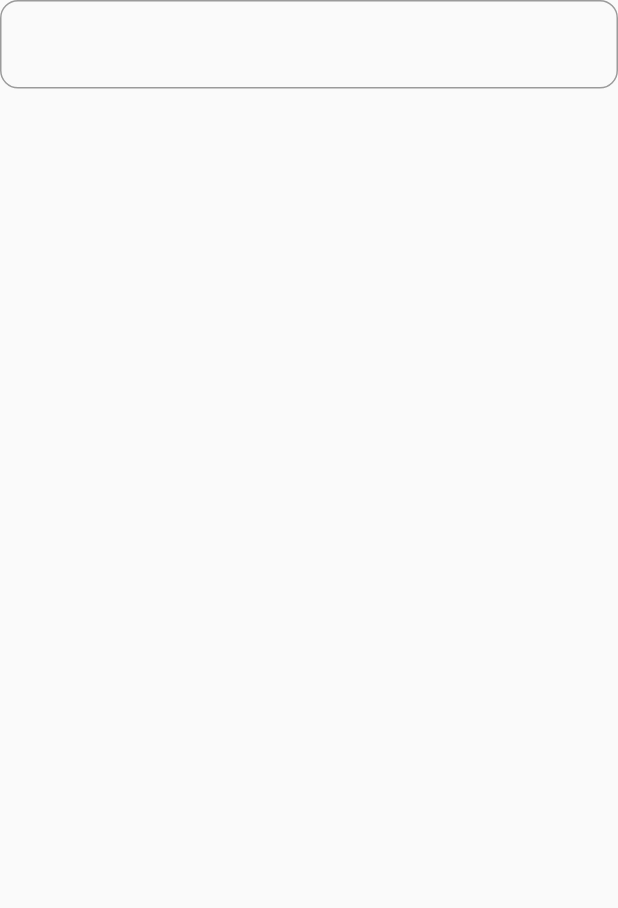
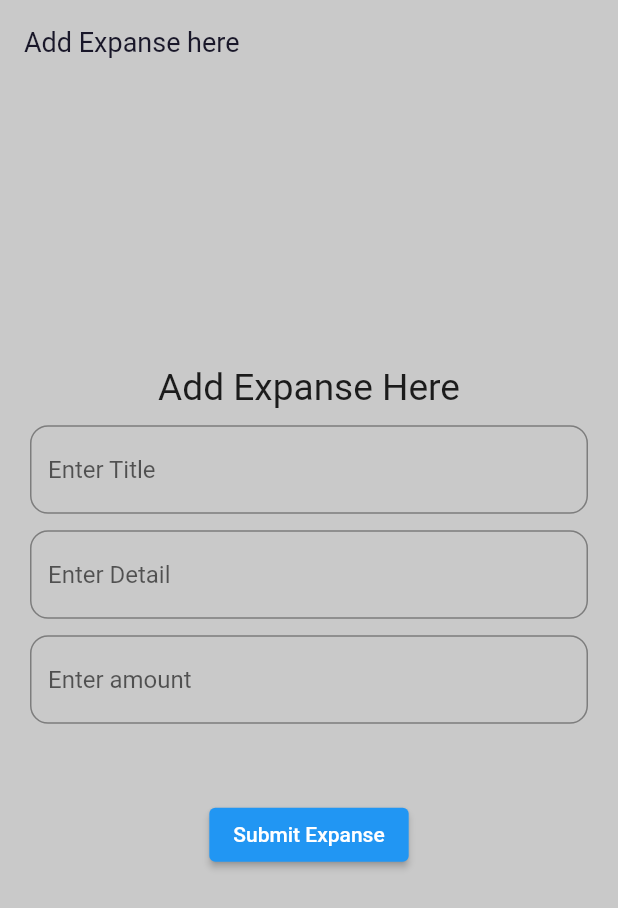
Before and after one commit to Sunny-india/expanse_app_with_sqflite_bloc, a Flutter app: the AddExpansePage screen opened directly, on a phone screen of 412 x 824 dp. Shown: the top 908 px of the screen. Run offline on Flutter 3.47's test engine with Material 2 defaults, Android fonts, the phone set to English and light mode, and no system bars; our stand-ins replace flutter_bloc, shared_preferences, sqflite; accounts and stored records are empty.

Commit message:
changes made

```diff
--- /dev/null
+++ b/lib/add_expanse_page.dart
@@ -0,0 +1,110 @@
+import 'package:expanse_app_with_sqflite_bloc/utils/my_styles.dart';
+import 'package:flutter/material.dart';
+import 'login_page.dart';
+
+class AddExpansePage extends StatefulWidget {
+  const AddExpansePage({super.key});
+
+  @override
+  State<AddExpansePage> createState() => _AddExpansePageState();
+}
+
+class _AddExpansePageState extends State<AddExpansePage> {
+  TextEditingController titleController = TextEditingController();
+  TextEditingController descController = TextEditingController();
+  TextEditingController amountController = TextEditingController();
+  @override
+  Widget build(BuildContext context) {
+    return GestureDetector(
+      onTap: () {
+        FocusScope.of(context).unfocus();
+      },
+      child: Scaffold(
+        appBar: AppBar(
+          title: const Text('Add Expanse here'),
+          automaticallyImplyLeading: true,
+        ),
+        body: SafeArea(
+          child: Padding(
+            padding: const EdgeInsets.symmetric(horizontal: 20.0),
+            child: SingleChildScrollView(
+              reverse: true,
+              keyboardDismissBehavior: ScrollViewKeyboardDismissBehavior.onDrag,
+              child: SizedBox(
+                height: MediaQuery.sizeOf(context).height,
+                child: Column(
+                  mainAxisAlignment: MainAxisAlignment.center,
+                  children: [
+                    Text(
+                      'Add Expanse Here',
+                      style: TextStyle(
+                          fontSize: MediaQuery.sizeOf(context).height * .03),
+                    ),
+                    hSpacer(),
+
+                    /// for expanse title ///
+                    TextFormField(
+                      controller: titleController,
+                      decoration:
+                          const InputDecoration(hintText: 'Enter Title'),
+                      validator: (value) {
+                        if (value == null || value.isValidAlphabet() == false) {
+                          return 'Invalid Title';
+                        } else {
+                          return null;
+                        }
+                      },
+                      autovalidateMode: AutovalidateMode.onUserInteraction,
+                    ),
+                    hSpacer(),
+
+                    /// for expanse detail ///
+                    TextFormField(
+                      controller: descController,
+                      decoration:
+                          const InputDecoration(hintText: 'Enter Detail'),
+                      validator: (value) {
+                        if (value == null ||
+                            value.isEmpty ||
+                            value.isValidDetail() == false) {
+                          return 'Please Enter Valid Detail. Don\'t use special characters.';
+                        } else {
+                          return null;
+                        }
+                      },
+                      autovalidateMode: AutovalidateMode.onUserInteraction,
+                    ),
+                    hSpacer(),
+
+                    /// for expanse amount
+                    TextFormField(
+                      controller: amountController,
+                      decoration:
+                          const InputDecoration(hintText: 'Enter amount'),
+                      validator: (value) {
+                        if (value == null || value.isValidAmount() == false) {
+                          return 'Please enter valid amount';
+                        } else {
+                          return null;
+                        }
+                      },
+                      autovalidateMode: AutovalidateMode.onUserInteraction,
+                      keyboardType: TextInputType.number,
+                    ),
+                    hSpacer(mHeight: 50),
+
+                    /// button for entries
+                    ElevatedButton(
+                      onPressed: () {},
+                      child: const Text('Submit Expanse'),
+                    ),
+                  ],
+                ),
+              ),
+            ),
+          ),
+        ),
+      ),
+    );
+  }
+}
--- a/lib/blocs/expanase_bloc.dart
+++ b/lib/blocs/expanase_bloc.dart
@@ -1,6 +1,5 @@
 import 'package:expanse_app_with_sqflite_bloc/blocs/expanse_state.dart';
 import 'package:flutter_bloc/flutter_bloc.dart';
-import 'package:shared_preferences/shared_preferences.dart';
 
 import '../database_helper.dart';
 import '../models/expanse_model.dart';
@@ -12,14 +11,12 @@ class ExpanseBloc extends Bloc<ExpanseEvent, ExpanseState> {
     /// when you add expanses
     on<AddExpanseEvent>((event, emit) async {
       emit(ExpanseLoadingState());
-      await db.addExpanse(event.expanse);
-
-      List<Expanse> innerExp = await db.fetchAllExpanses();
-
-      if (innerExp.isNotEmpty) {
+      bool check = await db.addExpanse(event.expanse);
+      if (check) {
+        List<Expanse> innerExp = await db.fetchAllExpanses();
         emit(ExpanseLoadedState(listOfExp: innerExp));
       } else {
-        emit(ExpanseErrorState(errorMessage: 'Expanse Not added'));
+        emit(ExpanseErrorState(errorMessage: 'Expanse Not Added..!'));
       }
     });
 
--- a/lib/first_page.dart
+++ b/lib/first_page.dart
@@ -1,5 +1,5 @@
 import 'package:expanse_app_with_sqflite_bloc/database_helper.dart';
-import 'package:expanse_app_with_sqflite_bloc/utils/add_expanse_page.dart';
+import 'package:expanse_app_with_sqflite_bloc/add_expanse_page.dart';
 import 'package:flutter/material.dart';
 
 import 'models/users_model.dart';
--- a/lib/main.dart
+++ b/lib/main.dart
@@ -1,7 +1,9 @@
+import 'package:expanse_app_with_sqflite_bloc/add_expanse_page.dart';
 import 'package:expanse_app_with_sqflite_bloc/database_helper.dart';
-import 'package:expanse_app_with_sqflite_bloc/splash_page.dart';
 import 'package:expanse_app_with_sqflite_bloc/utils/utils.dart';
 import 'package:flutter/material.dart';
+
+import 'login_page.dart';
 
 void main() async {
   WidgetsFlutterBinding.ensureInitialized();
@@ -12,7 +14,7 @@ void main() async {
       themeMode: ThemeMode.light,
       theme: Utils.myLightTheme(),
       darkTheme: Utils.myDarkTheme(),
-      home: const SplashPage(),
+      home: const AddExpansePage(),
     ),
   );
 }
--- a/lib/models/expanse_model.dart
+++ b/lib/models/expanse_model.dart
@@ -36,7 +36,7 @@ class Expanse {
 
   Map<String, dynamic> toMap() {
     return {
-      SQLHelper.EXPANSE_ID: expanse_id,
+      //  SQLHelper.EXPANSE_ID: expanse_id,
       SQLHelper.USER_ID: user_id,
       SQLHelper.EXPANSE_TITLE: expanse_title,
       SQLHelper.EXPANSE_DESC: expanse_desc,
--- a/lib/utils/add_expanse_page.dart
+++ /dev/null
@@ -1,26 +0,0 @@
-import 'package:flutter/material.dart';
-
-class AddExpansePage extends StatefulWidget {
-  const AddExpansePage({super.key});
-
-  @override
-  State<AddExpansePage> createState() => _AddExpansePageState();
-}
-
-class _AddExpansePageState extends State<AddExpansePage> {
-  TextEditingController titleController = TextEditingController();
-  TextEditingController descController = TextEditingController();
-  TextEditingController amountController = TextEditingController();
-  @override
-  Widget build(BuildContext context) {
-    return Scaffold(
-      body: SafeArea(
-        child: Column(
-          children: [
-            TextFormField(),
-          ],
-        ),
-      ),
-    );
-  }
-}
--- /dev/null
+++ b/lib/utils/color_constants.dart
@@ -0,0 +1,6 @@
+import 'dart:ui';
+
+class ColorConstants {
+  static const Color mainGreyColor = Color(0xffc9c9c9);
+  static const Color mainBlackColor = Color(0xff191729);
+}
```
Also changed, not shown: lib/database_helper.dart (+24 -7 lines), lib/login_page.dart (+44 -12 lines), lib/my_widgets.dart (added, +21 -0 lines), lib/splash_page.dart (+26 -3 lines), lib/utils/my_styles.dart (added, +59 -0 lines), lib/utils/utils.dart (+10 -3 lines), pubspec.yaml (+5 -5 lines), assets/fonts/Montserrat-Italic.ttf (added), assets/fonts/Montserrat.ttf (added).
